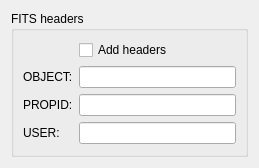
pyobs/pyobs-gui, file pyobs_gui/qt/widgetfitsheaders.ui: the form before one commit.
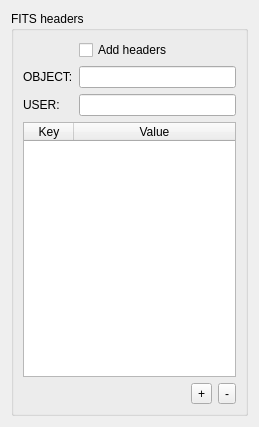
The form after the commit.

Commit message: added additional custom headers

Patch:
```diff
--- a/pyobs_gui/qt/widgetfitsheaders.ui
+++ b/pyobs_gui/qt/widgetfitsheaders.ui
@@ -7,7 +7,7 @@
     <x>0</x>
     <y>0</y>
     <width>259</width>
-    <height>168</height>
+    <height>427</height>
    </rect>
   </property>
   <property name="windowTitle">
@@ -20,6 +20,13 @@
       <string>FITS headers</string>
      </property>
      <layout class="QFormLayout" name="formLayout">
+      <item row="0" column="1">
+       <widget class="QCheckBox" name="checkAddHeaders">
+        <property name="text">
+         <string>Add headers</string>
+        </property>
+       </widget>
+      </item>
       <item row="1" column="0">
        <widget class="QLabel" name="label">
         <property name="text">
@@ -31,32 +38,72 @@
        <widget class="QLineEdit" name="textObject"/>
       </item>
       <item row="2" column="0">
-       <widget class="QLabel" name="label_2">
-        <property name="text">
-         <string>PROPID:</string>
-        </property>
-       </widget>
-      </item>
-      <item row="2" column="1">
-       <widget class="QLineEdit" name="textProject"/>
-      </item>
-      <item row="3" column="0">
        <widget class="QLabel" name="label_3">
         <property name="text">
          <string>USER:</string>
         </property>
        </widget>
       </item>
-      <item row="3" column="1">
+      <item row="2" column="1">
        <widget class="QLineEdit" name="textUser"/>
       </item>
-      <item row="0" column="1">
-       <widget class="QCheckBox" name="checkAddHeaders">
-        <property name="text">
-         <string>Add headers</string>
+      <item row="3" column="0" colspan="2">
+       <widget class="QTableWidget" name="tableAdditionalHeaders">
+        <property name="columnCount">
+         <number>2</number>
         </property>
+        <attribute name="horizontalHeaderDefaultSectionSize">
+         <number>50</number>
+        </attribute>
+        <attribute name="horizontalHeaderStretchLastSection">
+         <bool>true</bool>
+        </attribute>
+        <attribute name="verticalHeaderVisible">
+         <bool>false</bool>
+        </attribute>
+        <column>
+         <property name="text">
+          <string>Key</string>
+         </property>
+        </column>
+        <column>
+         <property name="text">
+          <string>Value</string>
+         </property>
+        </column>
        </widget>
       </item>
+      <item row="4" column="0" colspan="2">
+       <layout class="QHBoxLayout" name="horizontalLayout_2">
+        <item>
+         <spacer name="horizontalSpacer">
+          <property name="orientation">
+           <enum>Qt::Horizontal</enum>
+          </property>
+          <property name="sizeHint" stdset="0">
+           <size>
+            <width>40</width>
+            <height>20</height>
+           </size>
+          </property>
+         </spacer>
+        </item>
+        <item>
+         <widget class="QToolButton" name="buttonAddHeader">
+          <property name="text">
+           <string>+</string>
+          </property>
+         </widget>
+        </item>
+        <item>
+         <widget class="QToolButton" name="buttonDelHeader">
+          <property name="text">
+           <string>-</string>
+          </property>
+         </widget>
+        </item>
+       </layout>
+      </item>
      </layout>
     </widget>
    </item>
```
The commit also changes 2 other files.
